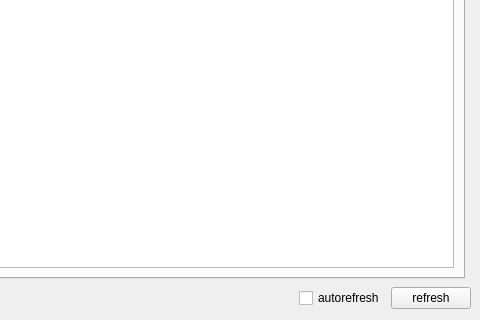
aumanimationstudios/rbhus, file rbhusUI/lib/rbhusHostMod.ui: the form before one commit; both pictures show x 321 to 801 and y 150 to 470 of the 801 by 470 pixel window.
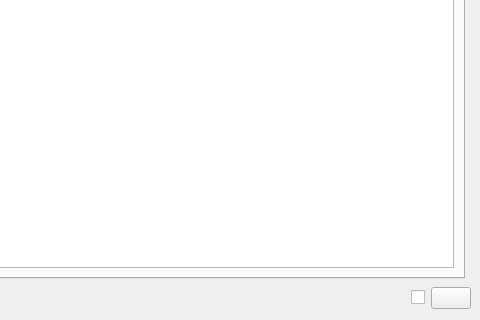
The form after the commit. The open tabs and pages were chosen to show the change.

Patch:
```diff
--- a/rbhusUI/lib/rbhusHostMod.ui
+++ b/rbhusUI/lib/rbhusHostMod.ui
@@ -228,14 +228,14 @@
       <item>
        <widget class="QCheckBox" name="checkRefresh">
         <property name="text">
-         <string>autorefresh</string>
+         <string/>
         </property>
        </widget>
       </item>
       <item>
        <widget class="QPushButton" name="pushRefresh">
         <property name="text">
-         <string>refresh</string>
+         <string/>
         </property>
        </widget>
       </item>
```
Left out of the diff: 2 changed lines with no effect on the pictures.
